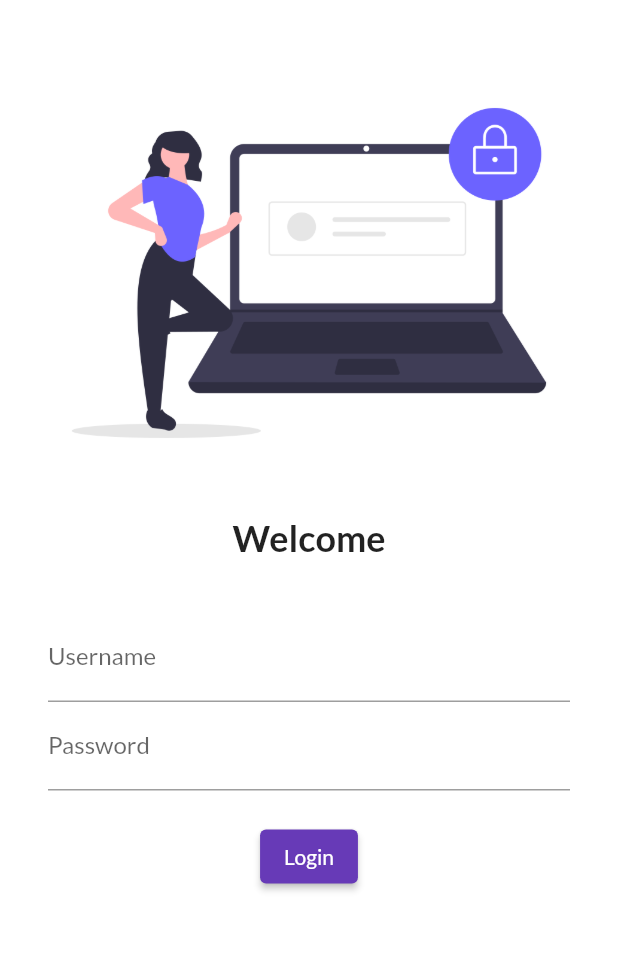
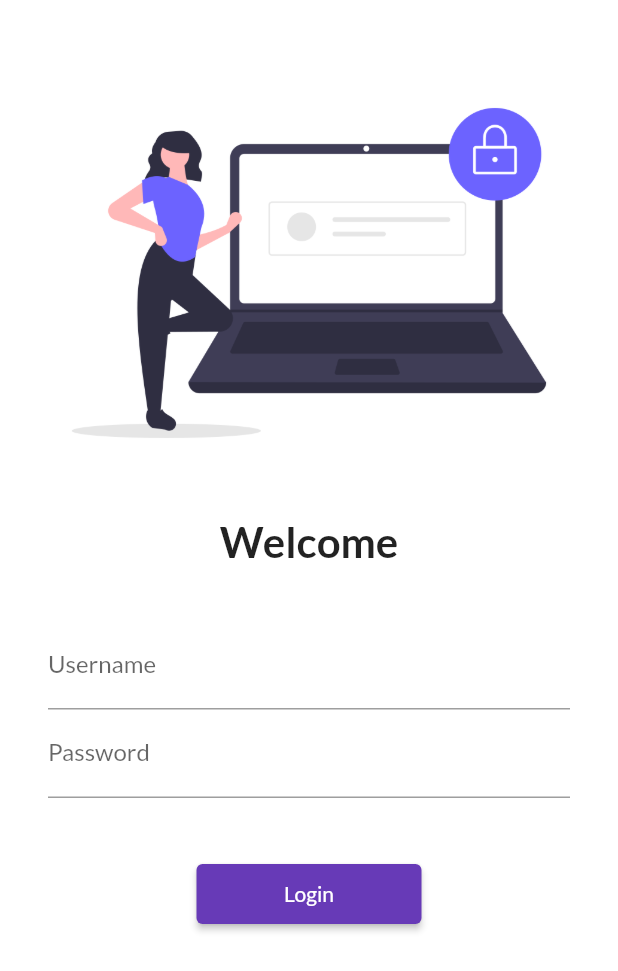
Before and after one commit to MehediMashfan086/my-first-flutter-app, a Flutter app: the screen it shows after launch, on a phone screen of 412 x 824 dp. Shown: the top 971 px of the screen. Run offline on Flutter 3.47's test engine with Material 2 defaults, Android fonts, the phone set to English and light mode, and no system bars; our stand-ins replace google_fonts.

Commit message:
feat(login): login page scrolling for mini mobile

```diff
--- a/first_flutter_project/lib/pages/login_page.dart
+++ b/first_flutter_project/lib/pages/login_page.dart
@@ -5,6 +5,7 @@ class LoginPage extends StatelessWidget {
   Widget build(BuildContext context) {
     return Material(
         color: Colors.white,
+        child: SingleChildScrollView(
           child: Column(
             children: [
               SizedBox(
@@ -19,14 +20,14 @@ class LoginPage extends StatelessWidget {
               ),
               Text(
                 "Welcome",
-              style: TextStyle(fontSize: 24, fontWeight: FontWeight.bold),
+                style: TextStyle(fontSize: 28, fontWeight: FontWeight.bold),
               ),
               SizedBox(
                 height: 20.00,
               ),
               Padding(
-              padding:
-                  const EdgeInsets.symmetric(vertical: 16.0, horizontal: 32.0),
+                padding: const EdgeInsets.symmetric(
+                    vertical: 16.0, horizontal: 32.0),
                 child: Column(
                   children: [
                     TextFormField(
@@ -39,10 +40,11 @@ class LoginPage extends StatelessWidget {
                           hintText: "Enter Password", labelText: "Password"),
                     ),
                     SizedBox(
-                    height: 20.00,
+                      height: 40.00,
                     ),
                     ElevatedButton(
                       child: Text("Login"),
+                      style: TextButton.styleFrom(minimumSize: Size(150, 40)),
                       onPressed: () {
                         print("Hello Mehedi");
                       },
@@ -51,6 +53,7 @@ class LoginPage extends StatelessWidget {
                 ),
               )
             ],
+          ),
         ));
   }
 }
```
Lines whose indentation alone changed are shown as unchanged.
